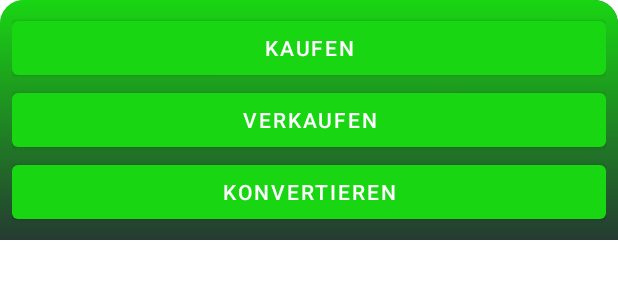
After one commit to TimSta82/coinOracle, an Android app: the layout fragment_trade_bottom_menu.xml on its own in the app's theme, with its tools: preview values and no code run, on a phone screen of 412 x 824 dp. The commit adds this screen. Shown: the top 300 px of the screen. Run offline under Robolectric (Android 15) with nearby library versions, the phone set to English and light mode, and no system bars; network calls fail; Roboto replaces fonts that are not available here.

Commit message:
trades: add bottomsheet

```diff
--- a/app/src/main/java/de/timbo/coinOracle/usecases/ConsiderUseCase.kt
+++ b/app/src/main/java/de/timbo/coinOracle/usecases/ConsiderUseCase.kt
@@ -24,7 +24,7 @@ class ConsiderUseCase : BaseUseCase() {
             assets.find { asset ->
                 myAsset.asset.id == asset.id
             }
-        }.map { it?.id ?: "-1" }
+        }.mapNotNull { it?.id }
 
         when (val result = getAssetsHistory(ownedAssetIdsForHistoryCheck)) {
             is UseCaseResult.Success -> {
@@ -56,8 +56,8 @@ class ConsiderUseCase : BaseUseCase() {
         }
 
         /** check market */
-        val allOtherAssetIds = assets.map { asset ->
-            ownedAssetIdsForHistoryCheck.find { asset.id != it } ?: "-1"
+        val allOtherAssetIds = assets.mapNotNull { asset ->
+            ownedAssetIdsForHistoryCheck.find { id -> asset.id != id }
         }
         when (val result = getAssetsHistory(allOtherAssetIds)) {
             is UseCaseResult.Success -> {
--- /dev/null
+++ b/app/src/main/res/drawable/background_bottom_menu_gradient.xml
@@ -0,0 +1,27 @@
+<?xml version="1.0" encoding="utf-8"?>
+<layer-list xmlns:android="http://schemas.android.com/apk/res/android">
+    <item>
+        <shape>
+            <gradient
+                android:angle="135"
+                android:endColor="@color/colorPrimary"
+                android:startColor="@color/colorPrimaryDark"
+                android:type="linear" />
+            <corners
+                android:topLeftRadius="@dimen/two_grid_unit"
+                android:topRightRadius="@dimen/two_grid_unit" />
+        </shape>
+    </item>
+    <item>
+        <shape>
+            <gradient
+                android:angle="90"
+                android:endColor="@color/colorPrimary"
+                android:startColor="@color/colorPrimaryDark"
+                android:type="linear" />
+            <corners
+                android:topLeftRadius="@dimen/two_grid_unit"
+                android:topRightRadius="@dimen/two_grid_unit" />
+        </shape>
+    </item>
+</layer-list>
--- /dev/null
+++ b/app/src/main/res/layout/fragment_trade_bottom_menu.xml
@@ -0,0 +1,29 @@
+<LinearLayout xmlns:android="http://schemas.android.com/apk/res/android"
+    xmlns:app="http://schemas.android.com/apk/res-auto"
+    xmlns:tools="http://schemas.android.com/tools"
+    android:layout_width="match_parent"
+    android:layout_height="wrap_content"
+    android:padding="@dimen/one_grid_unit"
+    android:orientation="vertical"
+    android:animateLayoutChanges="true"
+    android:background="@drawable/background_bottom_menu_gradient">
+
+    <com.google.android.material.button.MaterialButton
+        android:id="@+id/trade_bottom_menu_buy_Btn"
+        android:text="@string/trade_bottom_menu_buy_button_text"
+        android:layout_width="match_parent"
+        android:layout_height="wrap_content" />
+
+    <com.google.android.material.button.MaterialButton
+        android:id="@+id/trade_bottom_menu_sell_Btn"
+        android:text="@string/trade_bottom_menu_sell_button_text"
+        android:layout_width="match_parent"
+        android:layout_height="wrap_content" />
+
+    <com.google.android.material.button.MaterialButton
+        android:id="@+id/trade_bottom_menu_convert_Btn"
+        android:text="@string/trade_bottom_menu_convert_button_text"
+        android:layout_width="match_parent"
+        android:layout_height="wrap_content" />
+
+</LinearLayout>
--- a/app/src/main/res/values/strings.xml
+++ b/app/src/main/res/values/strings.xml
@@ -6,4 +6,9 @@
     <!-- TODO: Remove or change this placeholder text -->
     <string name="hello_blank_fragment">Hello blank fragment</string>
     <string name="correlations_not_available">No correlations available yet...</string>
+    <string name="asset_detail_trade_button_text">Trade</string>
+    <string name="trade_bottom_menu_buy_button_text">Kaufen</string>
+    <string name="trade_bottom_menu_sell_button_text">Verkaufen</string>
+    <string name="trade_bottom_menu_convert_button_text">Konvertieren</string>
+
 </resources>
```
Also changed, not shown: app/src/main/java/de/timbo/coinOracle/ui/assets/assetdetails/AssetDetailsFragment.kt (+17 -0 lines), app/src/main/java/de/timbo/coinOracle/ui/assets/assetdetails/AssetDetailsViewModel.kt (added, +15 -0 lines), app/src/main/java/de/timbo/coinOracle/ui/bottomsheet/BaseBottomSheetDialogFragment.kt (added, +15 -0 lines), app/src/main/java/de/timbo/coinOracle/ui/bottomsheet/TradeBottomMenuFragment.kt (added, +25 -0 lines), app/src/main/java/de/timbo/coinOracle/usecases/MultifetchUseCase.kt (added, +93 -0 lines), app/src/main/res/layout/fragment_asset_details.xml (+11 -1 lines).
